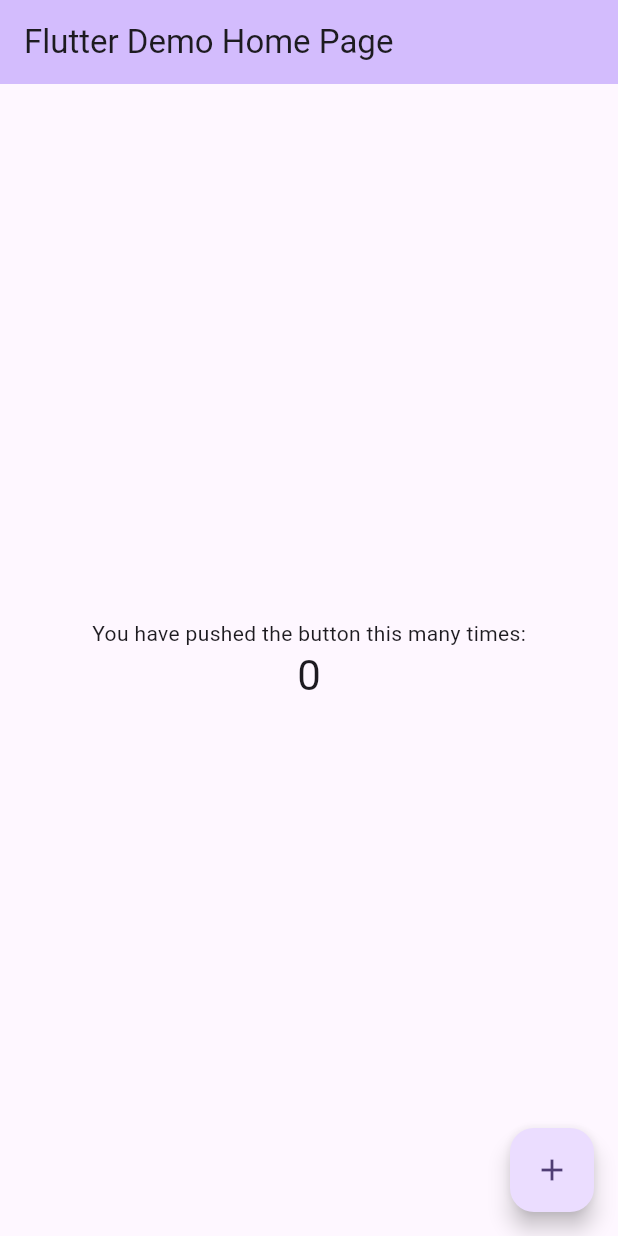
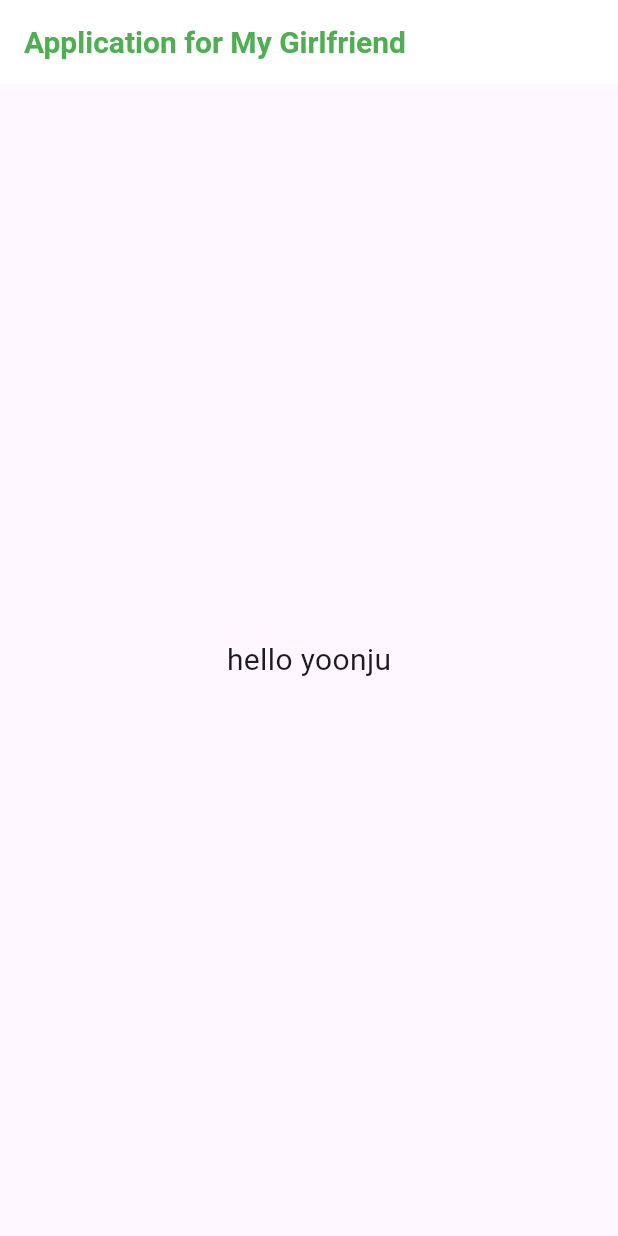
Before and after one commit to hyeongirlife/web_toon, a Flutter app: the screen it shows after launch, on a phone screen of 412 x 824 dp. Run offline on Flutter 3.47's test engine with Material 3 defaults, Android fonts, the phone set to English and light mode, and no system bars.

Commit message:
fix: 홈스크린 초기 세팅

```diff
--- a/web_toon/lib/main.dart
+++ b/web_toon/lib/main.dart
@@ -1,4 +1,5 @@
 import 'package:flutter/material.dart';
+import 'screens/home_screen.dart';
 
 void main() {
   runApp(const MyApp());
@@ -8,6 +9,7 @@
   const MyApp({super.key});
 
   // This widget is the root of your application.
+  // *FIXME: 위젯은 ID 같은 식별자 역할을 하는 key가 존재한다.
   @override
   Widget build(BuildContext context) {
     return MaterialApp(
@@ -31,7 +33,8 @@
         colorScheme: ColorScheme.fromSeed(seedColor: Colors.deepPurple),
         useMaterial3: true,
       ),
-      home: const MyHomePage(title: 'Flutter Demo Home Page'),
+      // home: const MyHomePage(title: 'Flutter Demo Home Page'),
+      home: const HomeScreen(),
     );
   }
 }
--- /dev/null
+++ b/web_toon/lib/screens/home_screen.dart
@@ -0,0 +1,25 @@
+import 'package:flutter/material.dart';
+
+class HomeScreen extends StatelessWidget {
+  const HomeScreen({super.key});
+
+  @override
+  Widget build(BuildContext context) {
+    return Scaffold(
+      appBar: AppBar(
+        backgroundColor: Colors.white,
+        foregroundColor: Colors.green,
+        title: const Text(
+          "Application for My Girlfriend",
+          style: TextStyle(
+            fontSize: 20,
+            fontWeight: FontWeight.bold,
+          ),
+        ),
+      ),
+      body: const Center(
+        child: Text("hello yoonju", style: TextStyle(fontSize: 20)),
+      ),
+    );
+  }
+}
--- a/web_toon/pubspec.yaml
+++ b/web_toon/pubspec.yaml
@@ -2,7 +2,7 @@ name: web_toon
 description: "A new Flutter project."
 # The following line prevents the package from being accidentally published to
 # pub.dev using `flutter pub publish`. This is preferred for private packages.
-publish_to: 'none' # Remove this line if you wish to publish to pub.dev
+publish_to: "none" # Remove this line if you wish to publish to pub.dev
 
 # The following defines the version and build number for your application.
 # A version number is three numbers separated by dots, like 1.2.43
@@ -31,7 +31,6 @@ dependencies:
   flutter:
     sdk: flutter
 
-
   # The following adds the Cupertino Icons font to your application.
   # Use with the CupertinoIcons class for iOS style icons.
   cupertino_icons: ^1.0.8
@@ -52,7 +51,6 @@ dev_dependencies:
 
 # The following section is specific to Flutter packages.
 flutter:
-
   # The following line ensures that the Material Icons font is
   # included with your application, so that you can use the icons in
   # the material Icons class.
```
